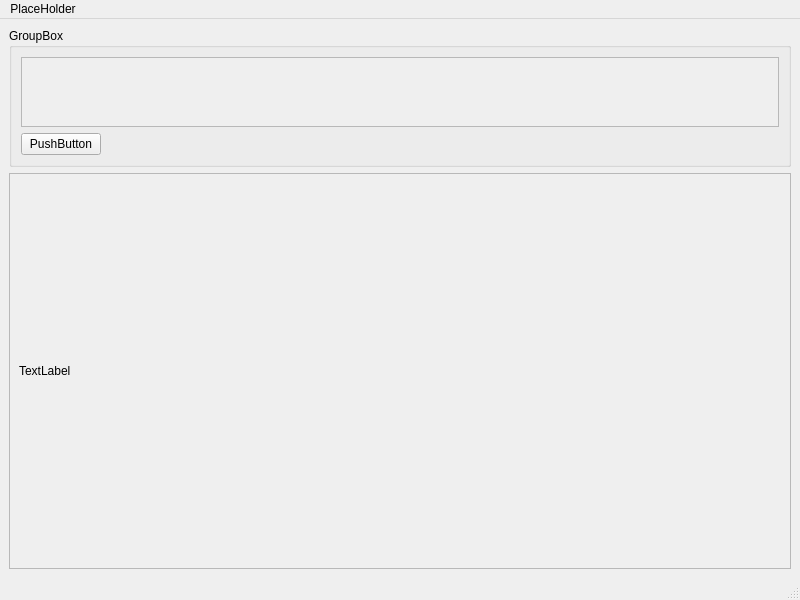
Above: MainWindow.ui from Danelfcf/MaterialOrganizer before the change. Below: the same form after it.
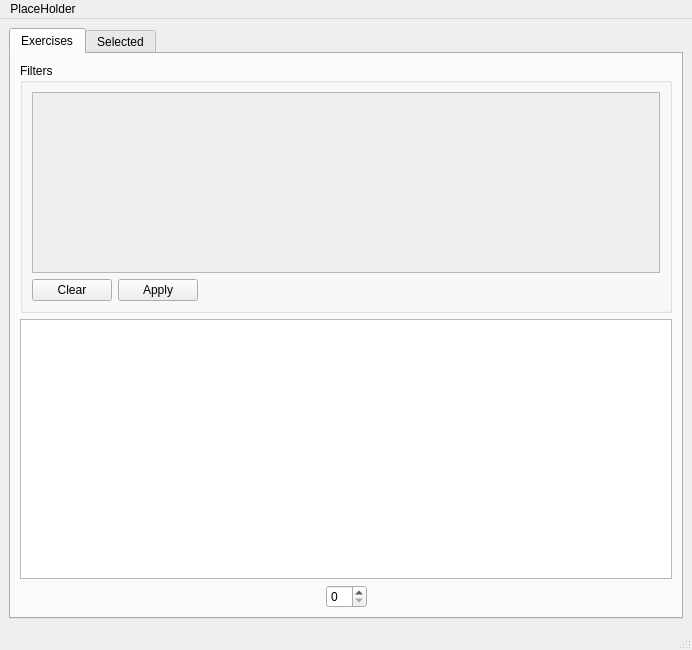
That is the form after the change.

Commit message: Upateded Ui elements in MainWindow and Listwidget

The edit to the form file:
```diff
--- a/MainWindow.ui
+++ b/MainWindow.ui
@@ -6,8 +6,8 @@
    <rect>
     <x>0</x>
     <y>0</y>
-    <width>800</width>
-    <height>600</height>
+    <width>692</width>
+    <height>650</height>
    </rect>
   </property>
   <property name="sizePolicy">
@@ -22,21 +22,40 @@
   <widget class="QWidget" name="centralwidget">
    <layout class="QGridLayout" name="gridLayout_2">
     <item row="0" column="0">
+     <widget class="QTabWidget" name="tabWidget">
+      <property name="currentIndex">
+       <number>0</number>
+      </property>
+      <widget class="QWidget" name="tab_3">
+       <attribute name="title">
+        <string>Exercises</string>
+       </attribute>
+       <layout class="QGridLayout" name="gridLayout">
+        <item row="1" column="0">
+         <widget class="QTableWidget" name="tableWidget"/>
+        </item>
+        <item row="0" column="0">
      <widget class="QGroupBox" name="groupBox">
       <property name="sizePolicy">
-       <sizepolicy hsizetype="Preferred" vsizetype="Maximum">
+           <sizepolicy hsizetype="Preferred" vsizetype="Preferred">
         <horstretch>0</horstretch>
         <verstretch>0</verstretch>
        </sizepolicy>
       </property>
+          <property name="minimumSize">
+           <size>
+            <width>0</width>
+            <height>250</height>
+           </size>
+          </property>
       <property name="maximumSize">
        <size>
         <width>16777215</width>
-        <height>16777215</height>
+            <height>250</height>
        </size>
       </property>
       <property name="title">
-       <string>GroupBox</string>
+           <string>Filters</string>
       </property>
       <layout class="QVBoxLayout" name="verticalLayout_2">
        <item>
@@ -52,10 +71,13 @@
            <rect>
             <x>0</x>
             <y>0</y>
-            <width>760</width>
-            <height>69</height>
-           </rect>
-          </property>
+                <width>628</width>
+                <height>180</height>
+               </rect>
+              </property>
+              <property name="layoutDirection">
+               <enum>Qt::LeftToRight</enum>
+              </property>
           <layout class="QHBoxLayout" name="horizontalLayout_2">
            <item>
             <layout class="QHBoxLayout" name="TagsH">
@@ -83,7 +105,14 @@
          <item>
           <widget class="QPushButton" name="pushButton">
            <property name="text">
-            <string>PushButton</string>
+                <string>Clear</string>
+               </property>
+              </widget>
+             </item>
+             <item>
+              <widget class="QPushButton" name="ButtonApply">
+               <property name="text">
+                <string>Apply</string>
            </property>
           </widget>
          </item>
@@ -105,27 +134,85 @@
       </layout>
      </widget>
     </item>
+        <item row="2" column="0">
+         <layout class="QHBoxLayout" name="horizontalLayout_3">
+          <item>
+           <spacer name="horizontalSpacer_4">
+            <property name="orientation">
+             <enum>Qt::Horizontal</enum>
+            </property>
+            <property name="sizeHint" stdset="0">
+             <size>
+              <width>40</width>
+              <height>20</height>
+             </size>
+            </property>
+           </spacer>
+          </item>
+          <item>
+           <widget class="QSpinBox" name="spinBox"/>
+          </item>
+          <item>
+           <spacer name="horizontalSpacer_3">
+            <property name="orientation">
+             <enum>Qt::Horizontal</enum>
+            </property>
+            <property name="sizeHint" stdset="0">
+             <size>
+              <width>40</width>
+              <height>20</height>
+             </size>
+            </property>
+           </spacer>
+          </item>
+         </layout>
+        </item>
+       </layout>
+      </widget>
+      <widget class="QWidget" name="tab_4">
+       <attribute name="title">
+        <string>Selected</string>
+       </attribute>
+       <layout class="QGridLayout" name="gridLayout_3">
+        <item row="0" column="0">
+         <widget class="QTreeWidget" name="treeWidget">
+          <column>
+           <property name="text">
+            <string notr="true">1</string>
+           </property>
+          </column>
+         </widget>
+        </item>
     <item row="1" column="0">
-     <widget class="QScrollArea" name="scrollArea_2">
-      <property name="widgetResizable">
-       <bool>true</bool>
-      </property>
-      <widget class="QWidget" name="scrollAreaWidgetContents_2">
-       <property name="geometry">
-        <rect>
-         <x>0</x>
-         <y>0</y>
-         <width>780</width>
-         <height>392</height>
-        </rect>
-       </property>
-       <layout class="QVBoxLayout" name="verticalLayout">
+         <layout class="QHBoxLayout" name="horizontalLayout_4">
+          <item>
+           <spacer name="horizontalSpacer_5">
+            <property name="orientation">
+             <enum>Qt::Horizontal</enum>
+            </property>
+            <property name="sizeHint" stdset="0">
+             <size>
+              <width>40</width>
+              <height>20</height>
+             </size>
+            </property>
+           </spacer>
+          </item>
         <item>
-         <widget class="QLabel" name="label">
+           <widget class="QPushButton" name="ButtonSave">
           <property name="text">
-           <string>TextLabel</string>
-          </property>
-         </widget>
+             <string>Save</string>
+            </property>
+           </widget>
+          </item>
+          <item>
+           <widget class="QPushButton" name="ButtonPrint">
+            <property name="text">
+             <string>Print</string>
+            </property>
+           </widget>
+          </item>
+         </layout>
         </item>
        </layout>
       </widget>
@@ -138,7 +225,7 @@
     <rect>
      <x>0</x>
      <y>0</y>
-     <width>800</width>
+     <width>692</width>
      <height>22</height>
     </rect>
    </property>
```
Left out of the diff: 4 changed lines with no effect on the pictures. Lines whose indentation alone changed are shown as unchanged. The commit also changes 1 other file.
